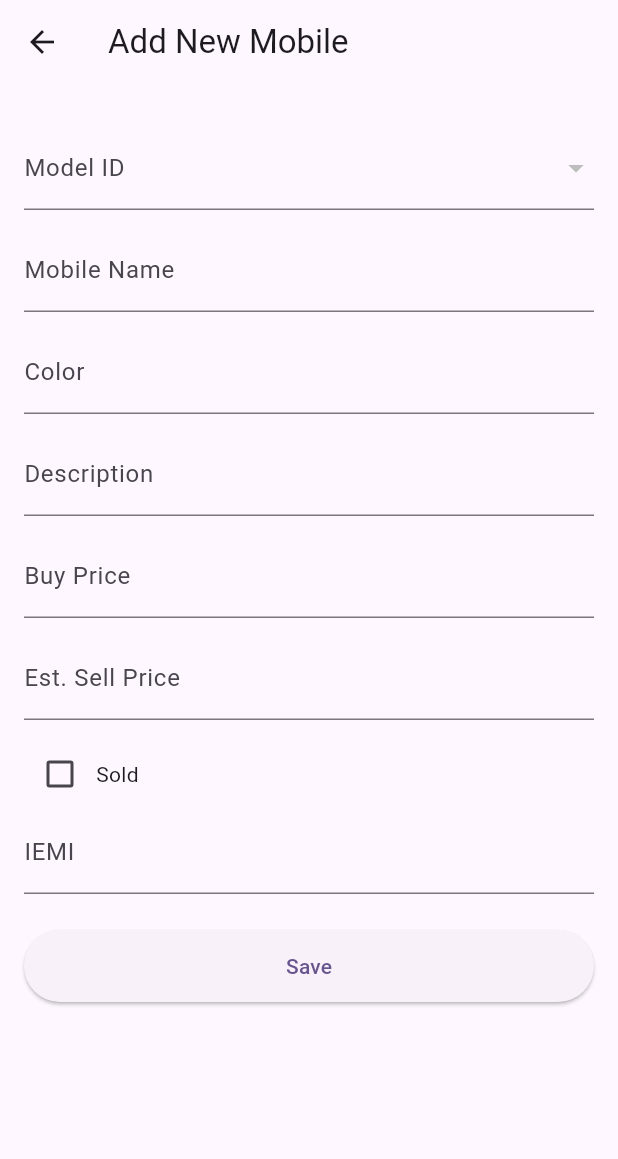
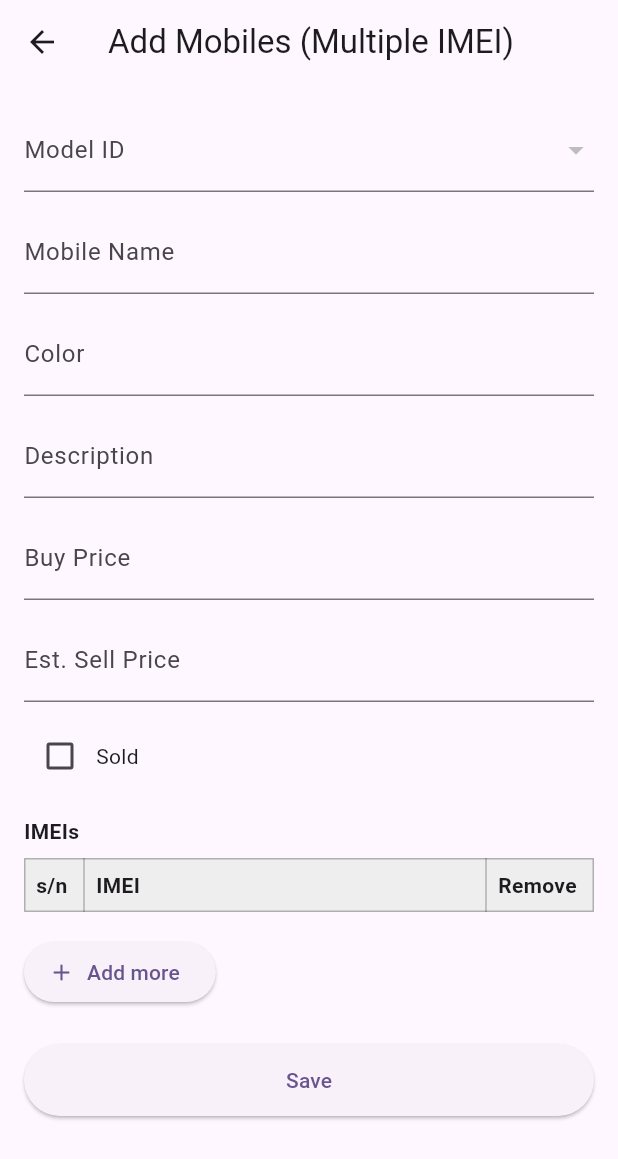
Before and after one commit to faisalahamed/anis_dealer, a Flutter app: the MobileTableView screen opened directly, after a tap on "New Mobile", on a phone screen of 412 x 824 dp. Shown: the top 1159 px of the screen. Run offline on Flutter 3.47's test engine with Material 3 defaults, Android fonts, the phone set to English and light mode, and no system bars; our stand-ins replace cloud_firestore, firebase_core; missing offline and left inert: mobile_scanner; accounts and stored records are empty.

Commit message:
add new mobile works fine

```diff
--- a/lib/view/mobile/add_new_mobile.dart
+++ /dev/null
@@ -1,208 +0,0 @@
-import 'package:cloud_firestore/cloud_firestore.dart';
-import 'package:flutter/material.dart';
-
-class AddNewMobilePage extends StatefulWidget {
-  const AddNewMobilePage({super.key});
-
-  @override
-  State<AddNewMobilePage> createState() => _AddNewMobilePageState();
-}
-
-class _AddNewMobilePageState extends State<AddNewMobilePage> {
-  final FirebaseFirestore _firestore = FirebaseFirestore.instance;
-  final _formKey = GlobalKey<FormState>();
-
-  final iemiController = TextEditingController();
-  final nameController = TextEditingController();
-  final colorController = TextEditingController();
-  final descriptionController = TextEditingController();
-  final buyPriceController = TextEditingController();
-  final estSellPriceController = TextEditingController();
-
-  String? selectedModelId;
-  bool isSold = false;
-  bool isSaving = false;
-
-  @override
-  void dispose() {
-    iemiController.dispose();
-    nameController.dispose();
-    colorController.dispose();
-    descriptionController.dispose();
-    buyPriceController.dispose();
-    estSellPriceController.dispose();
-    super.dispose();
-  }
-
-  Future<void> _save() async {
-    if (!_formKey.currentState!.validate()) {
-      return;
-    }
-
-    final iemi = int.tryParse(iemiController.text);
-    final buyPrice = int.tryParse(buyPriceController.text);
-    final estSellPrice = int.tryParse(estSellPriceController.text);
-
-    if (iemi == null ||
-        buyPrice == null ||
-        estSellPrice == null ||
-        selectedModelId == null) {
-      ScaffoldMessenger.of(context).showSnackBar(
-        const SnackBar(content: Text('Please fill all fields correctly')),
-      );
-      return;
-    }
-
-    setState(() {
-      isSaving = true;
-    });
-
-    await _firestore.collection('mobiles').add({
-      'iemi': iemi,
-      'modelId': selectedModelId,
-      'name': nameController.text,
-      'color': colorController.text,
-      'description': descriptionController.text,
-      'buyPrice': buyPrice,
-      'estimatedSellingPrice': estSellPrice,
-      'isSold': isSold,
-      'createdAt': FieldValue.serverTimestamp(),
-    });
-
-    if (!mounted) return;
-    Navigator.pop(context);
-  }
-
-  @override
-  Widget build(BuildContext context) {
-    return Scaffold(
-      appBar: AppBar(title: const Text('Add New Mobile')),
-      body: Form(
-        key: _formKey,
-        child: ListView(
-          padding: const EdgeInsets.all(16),
-          children: [
-            const SizedBox(height: 12),
-            StreamBuilder<QuerySnapshot>(
-              stream: _firestore.collection('models').snapshots(),
-              builder: (context, snapshot) {
-                if (snapshot.connectionState == ConnectionState.waiting) {
-                  return const Padding(
-                    padding: EdgeInsets.symmetric(vertical: 8),
-                    child: LinearProgressIndicator(),
-                  );
-                }
-
-                final docs = snapshot.data?.docs ?? [];
-
-                return DropdownButtonFormField<String>(
-                  value: selectedModelId,
-                  decoration: const InputDecoration(labelText: 'Model ID'),
-                  items: docs.map((doc) {
-                    final data = doc.data() as Map<String, dynamic>;
-                    final modelName = (data['name'] ?? '').toString();
-                    return DropdownMenuItem(
-                      value: doc.id,
-                      child: Text('${doc.id} - $modelName'),
-                    );
-                  }).toList(),
-                  onChanged: (value) {
-                    setState(() {
-                      selectedModelId = value;
-                      final selected = docs.firstWhere(
-                        (doc) => doc.id == value,
-                      );
-                      final data = selected.data() as Map<String, dynamic>;
-                      nameController.text = (data['name'] ?? '').toString();
-                      colorController.text = (data['color'] ?? '').toString();
-                      descriptionController.text = (data['description'] ?? '')
-                          .toString();
-                    });
-                  },
-                  validator: (value) =>
-                      (value == null || value.isEmpty) ? 'Required' : null,
-                );
-              },
-            ),
-            const SizedBox(height: 12),
-            TextFormField(
-              controller: nameController,
-              decoration: const InputDecoration(labelText: 'Mobile Name'),
-              readOnly: true,
-              validator: (value) =>
-                  (value == null || value.trim().isEmpty) ? 'Required' : null,
-            ),
-            const SizedBox(height: 12),
-            TextFormField(
-              controller: colorController,
-              decoration: const InputDecoration(labelText: 'Color'),
-              readOnly: true,
-              validator: (value) =>
-                  (value == null || value.trim().isEmpty) ? 'Required' : null,
-            ),
-            const SizedBox(height: 12),
-            TextFormField(
-              controller: descriptionController,
-              decoration: const InputDecoration(labelText: 'Description'),
-              readOnly: true,
-              validator: (value) =>
-                  (value == null || value.trim().isEmpty) ? 'Required' : null,
-            ),
-            const SizedBox(height: 12),
-            TextFormField(
-              controller: buyPriceController,
-              decoration: const InputDecoration(labelText: 'Buy Price'),
-              keyboardType: TextInputType.number,
-              validator: (value) =>
-                  (value == null || value.trim().isEmpty) ? 'Required' : null,
-            ),
-            const SizedBox(height: 12),
-            TextFormField(
-              controller: estSellPriceController,
-              decoration: const InputDecoration(labelText: 'Est. Sell Price'),
-              keyboardType: TextInputType.number,
-              validator: (value) =>
-                  (value == null || value.trim().isEmpty) ? 'Required' : null,
-            ),
-            const SizedBox(height: 12),
-            Row(
-              children: [
-                Checkbox(
-                  value: isSold,
-                  onChanged: (value) {
-                    setState(() {
-                      isSold = value ?? false;
-                    });
-                  },
-                ),
-                const Text('Sold'),
-              ],
-            ),
-
-            TextFormField(
-              controller: iemiController,
-              decoration: const InputDecoration(labelText: 'IEMI'),
-              keyboardType: TextInputType.number,
-              validator: (value) =>
-                  (value == null || value.trim().isEmpty) ? 'Required' : null,
-            ),
-            const SizedBox(height: 24),
-            SizedBox(
-              height: 48,
-              child: ElevatedButton(
-                onPressed: isSaving ? null : _save,
-                child: isSaving
-                    ? const SizedBox(
-                        height: 20,
-                        width: 20,
-                        child: CircularProgressIndicator(strokeWidth: 2),
-                      )
-                    : const Text('Save'),
-              ),
-            ),
-          ],
-        ),
-      ),
-    );
-  }
-}
--- /dev/null
+++ b/lib/view/mobile/add_new_mobile_multi.dart
@@ -0,0 +1,406 @@
+import 'package:cloud_firestore/cloud_firestore.dart';
+import 'package:flutter/material.dart';
+import 'package:mobile_scanner/mobile_scanner.dart';
+
+class AddNewMobileMultiPage extends StatefulWidget {
+  const AddNewMobileMultiPage({super.key});
+
+  @override
+  State<AddNewMobileMultiPage> createState() => _AddNewMobileMultiPageState();
+}
+
+class _AddNewMobileMultiPageState extends State<AddNewMobileMultiPage> {
+  final FirebaseFirestore _firestore = FirebaseFirestore.instance;
+  final _formKey = GlobalKey<FormState>();
+  final _imeiFormKey = GlobalKey<FormState>();
+
+  final buyPriceController = TextEditingController();
+  final estSellPriceController = TextEditingController();
+  final imeiController = TextEditingController();
+  final nameController = TextEditingController();
+  final colorController = TextEditingController();
+  final descriptionController = TextEditingController();
+
+  String? selectedModelId;
+  bool isSold = false;
+  bool isSaving = false;
+
+  final List<String> imeis = [];
+
+  @override
+  void dispose() {
+    buyPriceController.dispose();
+    estSellPriceController.dispose();
+    imeiController.dispose();
+    nameController.dispose();
+    colorController.dispose();
+    descriptionController.dispose();
+    super.dispose();
+  }
+
+  Future<void> _openAddImeiDialog() async {
+    imeiController.clear();
+
+    final scanned = await showDialog<String?>(
+      context: context,
+      builder: (context) {
+        return AlertDialog(
+          title: const Text('Add IMEI'),
+          content: Form(
+            key: _imeiFormKey,
+            child: Row(
+              children: [
+                Expanded(
+                  child: TextFormField(
+                    controller: imeiController,
+                    keyboardType: TextInputType.number,
+                    decoration: const InputDecoration(labelText: 'IMEI'),
+                    validator: (v) {
+                      if (v == null || v.trim().isEmpty) return 'Enter IMEI';
+                      return null;
+                    },
+                  ),
+                ),
+                const SizedBox(width: 8),
+                IconButton(
+                  tooltip: 'Scan QR',
+                  icon: const Icon(Icons.qr_code_scanner),
+                  onPressed: () async {
+                    final result = await Navigator.of(context).push<String?>(
+                      MaterialPageRoute(builder: (_) => const ScanPage()),
+                    );
+                    if (result != null && result.isNotEmpty) {
+                      imeiController.text = result;
+                    }
+                  },
+                ),
+              ],
+            ),
+          ),
+          actions: [
+            TextButton(
+              onPressed: () => Navigator.of(context).pop(null),
+              child: const Text('Cancel'),
+            ),
+            ElevatedButton(
+              onPressed: () {
+                if (_imeiFormKey.currentState?.validate() ?? false) {
+                  Navigator.of(context).pop(imeiController.text.trim());
+                }
+              },
+              child: const Text('Add'),
+            ),
+          ],
+        );
+      },
+    );
+
+    if (scanned != null && scanned.isNotEmpty) {
+      setState(() => imeis.add(scanned));
+    }
+  }
+
+  Future<void> _save() async {
+    if (!_formKey.currentState!.validate()) {
+      return;
+    }
+
+    final buyPrice = int.tryParse(buyPriceController.text);
+    final estSellPrice = int.tryParse(estSellPriceController.text);
+
+    if (buyPrice == null ||
+        estSellPrice == null ||
+        selectedModelId == null ||
+        imeis.isEmpty) {
+      ScaffoldMessenger.of(context).showSnackBar(
+        const SnackBar(content: Text('Please fill all fields correctly')),
+      );
+      return;
+    }
+
+    final uniqueImeis = imeis.map((e) => e.trim()).where((e) => e.isNotEmpty);
+    final imeiSet = <String>{};
+    for (final imei in uniqueImeis) {
+      if (!imeiSet.add(imei)) {
+        ScaffoldMessenger.of(context).showSnackBar(
+          SnackBar(content: Text('Duplicate IMEI in list: $imei')),
+        );
+        return;
+      }
+    }
+
+    setState(() {
+      isSaving = true;
+    });
+
+    final mobiles = _firestore.collection('mobiles');
+    final existingImeis = <String>{};
+    final imeiList = imeiSet.toList();
+    for (var i = 0; i < imeiList.length; i += 10) {
+      final chunk = imeiList.sublist(
+        i,
+        i + 10 > imeiList.length ? imeiList.length : i + 10,
+      );
+      final snap = await mobiles
+          .where(FieldPath.documentId, whereIn: chunk)
+          .get();
+      for (final doc in snap.docs) {
+        existingImeis.add(doc.id);
+      }
+    }
+
+    if (existingImeis.isNotEmpty) {
+      setState(() {
+        isSaving = false;
+      });
+      ScaffoldMessenger.of(context).showSnackBar(
+        SnackBar(
+          content: Text(
+            'These IMEIs already exist: ${existingImeis.join(', ')}',
+          ),
+        ),
+      );
+      return;
+    }
+
+    final batch = _firestore.batch();
+    for (final imei in imeiSet) {
+      final doc = mobiles.doc(imei);
+      batch.set(doc, {
+        'iemi': int.tryParse(imei),
+        'modelId': selectedModelId,
+        'name': nameController.text,
+        'color': colorController.text,
+        'description': descriptionController.text,
+        'buyPrice': buyPrice,
+        'estimatedSellingPrice': estSellPrice,
+        'isSold': isSold,
+        'createdAt': FieldValue.serverTimestamp(),
+      });
+    }
+    await batch.commit();
+
+    if (!mounted) return;
+    Navigator.pop(context);
+  }
+
+  @override
+  Widget build(BuildContext context) {
+    return Scaffold(
+      appBar: AppBar(title: const Text('Add Mobiles (Multiple IMEI)')),
+      body: Form(
+        key: _formKey,
+        child: ListView(
+          padding: const EdgeInsets.all(16),
+          children: [
+            StreamBuilder<QuerySnapshot>(
+              stream: _firestore.collection('models').snapshots(),
+              builder: (context, snapshot) {
+                if (snapshot.connectionState == ConnectionState.waiting) {
+                  return const Padding(
+                    padding: EdgeInsets.symmetric(vertical: 8),
+                    child: LinearProgressIndicator(),
+                  );
+                }
+
+                final docs = snapshot.data?.docs ?? [];
+
+                return DropdownButtonFormField<String>(
+                  initialValue: selectedModelId,
+                  decoration: const InputDecoration(labelText: 'Model ID'),
+                  items: docs.map((doc) {
+                    final data = doc.data() as Map<String, dynamic>;
+                    final modelName = (data['name'] ?? '').toString();
+                    return DropdownMenuItem(
+                      value: doc.id,
+                      child: Text('${doc.id} - $modelName'),
+                    );
+                  }).toList(),
+                  onChanged: (value) {
+                    setState(() {
+                      selectedModelId = value;
+                      final selected = docs.firstWhere(
+                        (doc) => doc.id == value,
+                      );
+                      final data = selected.data() as Map<String, dynamic>;
+                      nameController.text = (data['name'] ?? '').toString();
+                      colorController.text = (data['color'] ?? '').toString();
+                      descriptionController.text =
+                          (data['description'] ?? '').toString();
+                    });
+                  },
+                  validator: (value) =>
+                      (value == null || value.isEmpty) ? 'Required' : null,
+                );
+              },
+            ),
+            const SizedBox(height: 12),
+            TextFormField(
+              controller: nameController,
+              decoration: const InputDecoration(labelText: 'Mobile Name'),
+              readOnly: true,
+              validator: (value) =>
+                  (value == null || value.trim().isEmpty) ? 'Required' : null,
+            ),
+            const SizedBox(height: 12),
+            TextFormField(
+              controller: colorController,
+              decoration: const InputDecoration(labelText: 'Color'),
+              readOnly: true,
+              validator: (value) =>
+                  (value == null || value.trim().isEmpty) ? 'Required' : null,
+            ),
+            const SizedBox(height: 12),
+            TextFormField(
+              controller: descriptionController,
+              decoration: const InputDecoration(labelText: 'Description'),
+              readOnly: true,
+              validator: (value) =>
+                  (value == null || value.trim().isEmpty) ? 'Required' : null,
+            ),
+            const SizedBox(height: 12),
+            TextFormField(
+              controller: buyPriceController,
+              decoration: const InputDecoration(labelText: 'Buy Price'),
+              keyboardType: TextInputType.number,
+              validator: (value) =>
+                  (value == null || value.trim().isEmpty) ? 'Required' : null,
+            ),
+            const SizedBox(height: 12),
+            TextFormField(
+              controller: estSellPriceController,
+              decoration: const InputDecoration(labelText: 'Est. Sell Price'),
+              keyboardType: TextInputType.number,
+              validator: (value) =>
+                  (value == null || value.trim().isEmpty) ? 'Required' : null,
+            ),
+            const SizedBox(height: 12),
+            Row(
+              children: [
+                Checkbox(
+                  value: isSold,
+                  onChanged: (value) {
+                    setState(() {
+                      isSold = value ?? false;
+                    });
+                  },
+                ),
+                const Text('Sold'),
+              ],
+            ),
+            const SizedBox(height: 16),
+            const Text('IMEIs', style: TextStyle(fontWeight: FontWeight.bold)),
+            const SizedBox(height: 8),
+            Table(
+              border: TableBorder.all(color: Colors.black26),
+              columnWidths: const {
+                0: FixedColumnWidth(40),
+                1: FlexColumnWidth(),
+                2: FixedColumnWidth(72),
+              },
+              children: [
+                TableRow(
+                  decoration: BoxDecoration(color: Colors.grey[200]),
+                  children: const [
+                    Padding(
+                      padding: EdgeInsets.all(8.0),
+                      child: Text(
+                        's/n',
+                        style: TextStyle(fontWeight: FontWeight.bold),
+                      ),
+                    ),
+                    Padding(
+                      padding: EdgeInsets.all(8.0),
+                      child: Text(
+                        'IMEI',
+                        style: TextStyle(fontWeight: FontWeight.bold),
+                      ),
+                    ),
+                    Padding(
+                      padding: EdgeInsets.all(8.0),
+                      child: Text(
+                        'Remove',
+                        style: TextStyle(fontWeight: FontWeight.bold),
+                      ),
+                    ),
+                  ],
+                ),
+                ...List.generate(imeis.length, (i) {
+                  return TableRow(
+                    children: [
+                      Padding(
+                        padding: const EdgeInsets.all(8.0),
+                        child: Text('${i + 1}'),
+                      ),
+                      Padding(
+                        padding: const EdgeInsets.all(8.0),
+                        child: Text(imeis[i]),
+                      ),
+                      Padding(
+                        padding: const EdgeInsets.all(4.0),
+                        child: IconButton(
+                          icon: const Icon(Icons.delete, size: 18),
+                          onPressed: () {
+                            setState(() {
+                              imeis.removeAt(i);
+                            });
+                          },
+                        ),
+                      ),
+                    ],
+                  );
+                }),
+              ],
+            ),
+            const SizedBox(height: 16),
+            Align(
+              alignment: Alignment.centerLeft,
+              child: ConstrainedBox(
+                constraints: const BoxConstraints(maxWidth: 140),
+                child: ElevatedButton.icon(
+                  onPressed: _openAddImeiDialog,
+                  icon: const Icon(Icons.add),
+                  label: const Text('Add more'),
+                ),
+              ),
+            ),
+            const SizedBox(height: 24),
+            SizedBox(
+              height: 48,
+              child: ElevatedButton(
+                onPressed: isSaving ? null : _save,
+                child: isSaving
+                    ? const SizedBox(
+                        height: 20,
+                        width: 20,
+                        child: CircularProgressIndicator(strokeWidth: 2),
+                      )
+                    : const Text('Save'),
+              ),
+            ),
+          ],
+        ),
+      ),
+    );
+  }
+}
+
+class ScanPage extends StatelessWidget {
+  const ScanPage({super.key});
+
+  @override
+  Widget build(BuildContext context) {
+    return Scaffold(
+      appBar: AppBar(title: const Text('Scan IMEI')),
+      body: MobileScanner(
+        onDetect: (capture) {
+          final List<Barcode> barcodes = capture.barcodes;
+          if (barcodes.isNotEmpty) {
+            final code = barcodes.first.rawValue ?? '';
+            if (code.isNotEmpty) Navigator.of(context).pop(code);
+          }
+        },
+      ),
+    );
+  }
+}
--- a/lib/view/mobile/mobile_table.dart
+++ b/lib/view/mobile/mobile_table.dart
@@ -1,6 +1,6 @@
+import 'package:anis_dealer/view/mobile/add_new_mobile_multi.dart';
 import 'package:cloud_firestore/cloud_firestore.dart';
 import 'package:flutter/material.dart';
-import 'package:anis_dealer/view/mobile/add_new_mobile.dart';
 
 class MobileTableView extends StatefulWidget {
   const MobileTableView({super.key});
@@ -36,9 +36,14 @@ class _MobileTableViewState extends State<MobileTableView> {
             padding: EdgeInsets.all(16),
             child: ElevatedButton.icon(
               onPressed: () {
+                // Navigator.of(context).push(
+                //   MaterialPageRoute(
+                //     builder: (_) => const AddNewMobilePage(),
+                //   ),
+                // );
                 Navigator.of(context).push(
                   MaterialPageRoute(
-                    builder: (_) => const AddNewMobilePage(),
+                    builder: (_) => const AddNewMobileMultiPage(),
                   ),
                 );
               },
@@ -86,15 +91,21 @@ class _MobileTableViewState extends State<MobileTableView> {
                         return DataRow(
                           cells: [
                             DataCell(Text(doc.id)),
-                            DataCell(Text(_createdAtToString(data['createdAt']))),
+                            DataCell(
+                              Text(_createdAtToString(data['createdAt'])),
+                            ),
                             DataCell(Text('${data['iemi'] ?? ''}')),
                             DataCell(Text('${data['modelId'] ?? ''}')),
                             DataCell(Text('${data['name'] ?? ''}')),
                             DataCell(Text('${data['color'] ?? ''}')),
                             DataCell(Text('${data['description'] ?? ''}')),
                             DataCell(Text('${data['buyPrice'] ?? ''}')),
-                            DataCell(Text('${data['estimatedSellingPrice'] ?? ''}')),
-                            DataCell(Text((data['isSold'] ?? false) ? 'Yes' : 'No')),
+                            DataCell(
+                              Text('${data['estimatedSellingPrice'] ?? ''}'),
+                            ),
+                            DataCell(
+                              Text((data['isSold'] ?? false) ? 'Yes' : 'No'),
+                            ),
                           ],
                         );
                       }).toList(),
--- a/pubspec.yaml
+++ b/pubspec.yaml
@@ -36,6 +36,7 @@ dependencies:
   cupertino_icons: ^1.0.8
   firebase_core: ^2.10.0
   cloud_firestore: ^4.9.0
+  mobile_scanner: ^5.2.1
 
 dev_dependencies:
   flutter_test:
```
Also changed, not shown: pubspec.lock, 1 other file.
